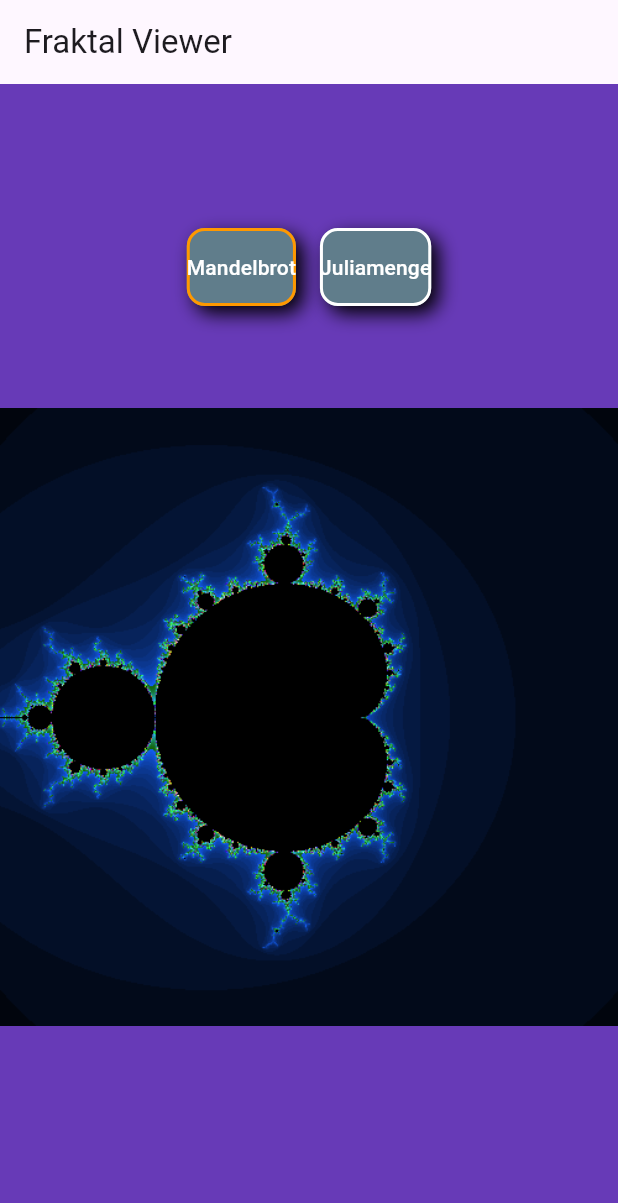
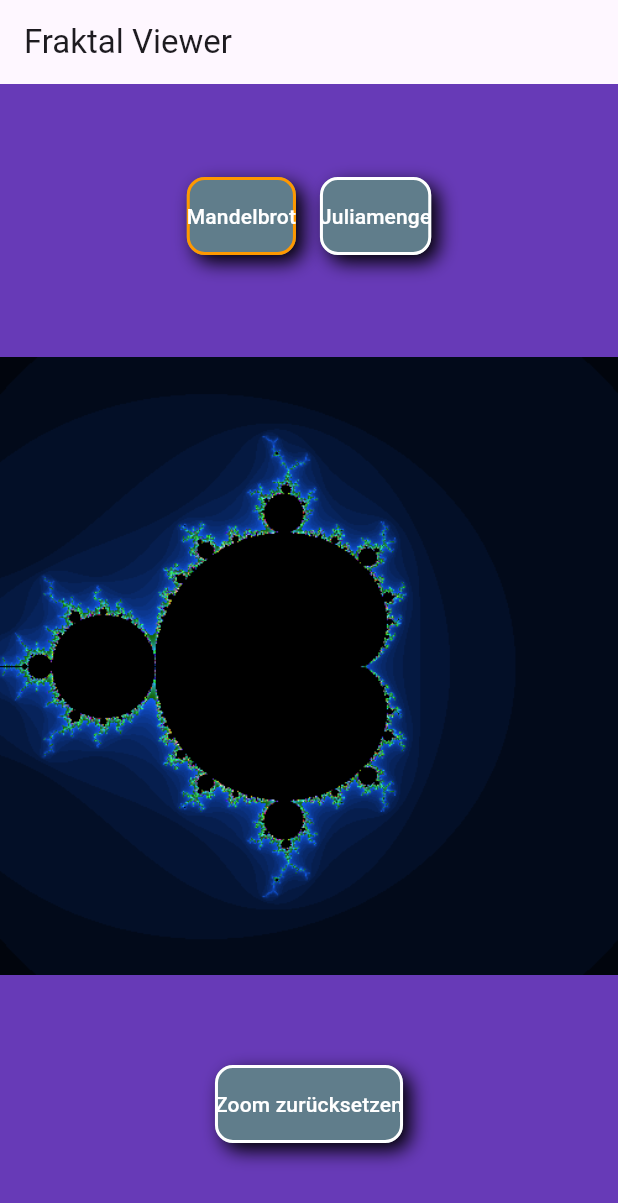
Before and after one commit to DanielTrompetter/fraktalexplorer, a Flutter app: the screen it shows after launch, after a tap on "Mandelbrot", on a phone screen of 412 x 824 dp. Shown: the top 1203 px of the screen. Run offline on Flutter 3.47's test engine with Material 3 defaults, Android fonts, the phone set to English and light mode, and no system bars; missing offline and left inert: window_size.

Commit message:
static zoom into picture added

```diff
--- a/lib/main.dart
+++ b/lib/main.dart
@@ -4,7 +4,6 @@ import 'widgets/bigbutton.dart';
 import 'dart:ui' as ui;
 import 'dart:io';
 import 'package:window_size/window_size.dart';
-
 
 void main() {
   WidgetsFlutterBinding.ensureInitialized();
@@ -13,12 +12,11 @@ void main() {
     setWindowTitle('Fraktal Explorer');
     setWindowMinSize(const Size(640, 480));
     setWindowMaxSize(const Size(1920, 1080));
-    setWindowFrame(const Rect.fromLTWH(100, 100, 1000, 800)); // Position + Größe
+    setWindowFrame(const Rect.fromLTWH(100, 100, 1000, 800));
   }
 
   runApp(const FraktalApp());
 }
-
 
 class FraktalApp extends StatefulWidget {
   const FraktalApp({super.key});
@@ -30,6 +28,8 @@ class FraktalApp extends StatefulWidget {
 class _FraktalAppState extends State<FraktalApp> {
   FraktalTyp aktuellerTyp = FraktalTyp.mandelbrot;
   ui.Image? image;
+  Offset? zoomCenter;
+  double zoomFactor = 1.0;
 
   @override
   void initState() {
@@ -39,23 +39,51 @@ class _FraktalAppState extends State<FraktalApp> {
 
   Future<void> _generateImage() async {
     final img = await renderImage(500, 500, aktuellerTyp);
-    setState(() => image = img);
+    setState(() {
+      image = img;
+      zoomFactor = 1.0;
+      zoomCenter = null;
+    });
   }
 
   void _wechselTyp(FraktalTyp typ) {
-    setState(() => aktuellerTyp = typ);
+    setState(() {
+      aktuellerTyp = typ;
+      zoomFactor = 1.0;
+      zoomCenter = null;
+    });
     _generateImage();
   }
 
+void _handleTapDown(TapDownDetails details) {
+  final localPos = details.localPosition;
+
+  setState(() {
+    if (zoomCenter != null && zoomFactor > 1.0 && image != null) {
+      zoomCenter = transformToOriginal(localPos, zoomCenter!, zoomFactor, Size(image!.width.toDouble(), image!.height.toDouble()));
+    } else {
+      zoomCenter = localPos;
+    }
+    zoomFactor += 1.0;
+  });
+}
+
+  void _resetZoom() {
+    setState(() {
+      zoomFactor = 1.0;
+      zoomCenter = null;
+    });
+  }
+
   @override
-  Widget build(BuildContext context)
-  {
+  Widget build(BuildContext context) {
     return MaterialApp(
       home: Scaffold(
         backgroundColor: Colors.deepPurple,
         appBar: AppBar(title: const Text('Fraktal Viewer')),
-        body: Column(
-          mainAxisAlignment: MainAxisAlignment.center,
+        body: Center(
+          child: Column(
+            mainAxisSize: MainAxisSize.min,
             children: [
               Row(
                 mainAxisAlignment: MainAxisAlignment.center,
@@ -74,21 +102,71 @@ class _FraktalAppState extends State<FraktalApp> {
                 ],
               ),
               const SizedBox(height: 24),
-            if (image != null)
-              RawImage(
-                image: image,
-                width: image!.width.toDouble(),
-                height: image!.height.toDouble(),
-              )
-            else
-              const SizedBox(
+              GestureDetector(
+                onTapDown: _handleTapDown,
+                child: MouseRegion(
+                  child: SizedBox(
                     width: 500,
                     height: 500,
-                child: Center(child: CircularProgressIndicator()),
+                    child: image != null
+                        ? (zoomFactor > 1.0 && zoomCenter != null
+                            ? CustomPaint(
+                                painter: ZoomPainter(image!, zoomCenter!, zoomFactor),
+                              )
+                            : RawImage(image: image))
+                        : const Center(child: CircularProgressIndicator()),
+                  ),
+                ),
+              ),
+              const SizedBox(height: 16),
+              BigButton
+              (
+                isActive: zoomFactor != 1.0,
+                label: 'Zoom zurücksetzen',
+                onPressed: _resetZoom,
             ),
             ],
+          ),
         ),
       ),
     );
   }
 }
+
+class ZoomPainter extends CustomPainter {
+  final ui.Image image;
+  final Offset center;
+  final double zoom;
+
+  ZoomPainter(this.image, this.center, this.zoom);
+
+  @override
+  void paint(Canvas canvas, Size size) {
+    final srcSize = Size(size.width / zoom, size.height / zoom);
+    final srcOffset = Offset(
+      (center.dx - srcSize.width / 2).clamp(0, image.width - srcSize.width),
+      (center.dy - srcSize.height / 2).clamp(0, image.height - srcSize.height),
+    );
+
+    final srcRect = Rect.fromLTWH(srcOffset.dx, srcOffset.dy, srcSize.width, srcSize.height);
+    final dstRect = Rect.fromLTWH(0, 0, size.width, size.height);
+
+    canvas.drawImageRect(image, srcRect, dstRect, Paint());
+  }
+
+  @override
+  bool shouldRepaint(covariant CustomPainter oldDelegate) => true;
+}
+
+Offset transformToOriginal(Offset clickPos, Offset zoomCenter, double zoomFactor, Size imageSize) {
+  final srcSize = Size(imageSize.width / zoomFactor, imageSize.height / zoomFactor);
+  final topLeft = Offset(
+    (zoomCenter.dx - srcSize.width / 2).clamp(0, imageSize.width - srcSize.width),
+    (zoomCenter.dy - srcSize.height / 2).clamp(0, imageSize.height - srcSize.height),
+  );
+
+  return Offset(
+    topLeft.dx + clickPos.dx / zoomFactor,
+    topLeft.dy + clickPos.dy / zoomFactor,
+  );
+}
```
Lines whose indentation alone changed are shown as unchanged.
